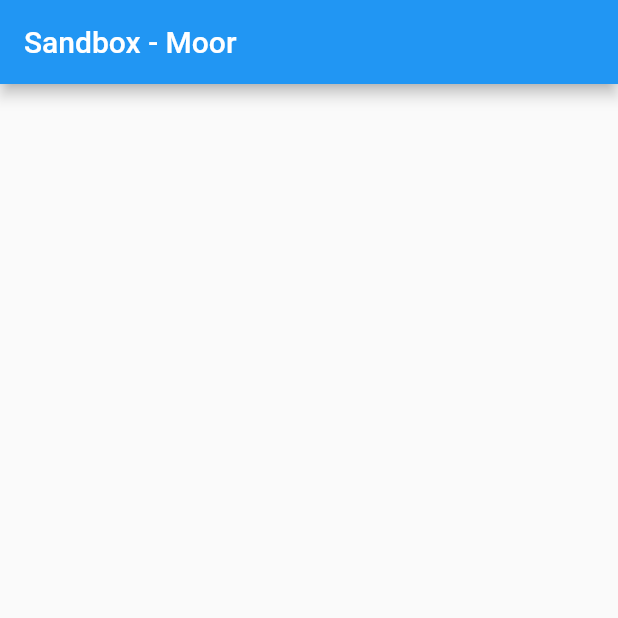
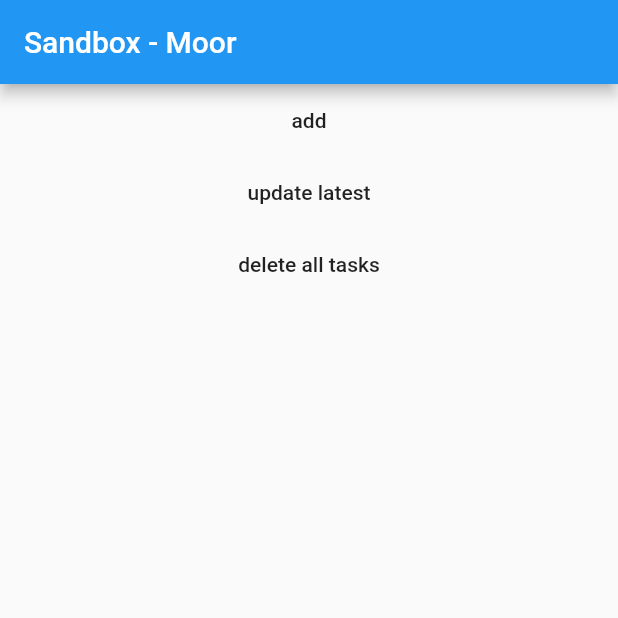
Before and after one commit to isoppp/sandbox-flutter, a Flutter app: the MoorScreen screen opened directly, on a phone screen of 412 x 824 dp, the top half of it. Run offline on Flutter 3.47's test engine with Material 2 defaults, Android fonts, the phone set to English and light mode, and no system bars; our stand-ins replace flutter_slidable, moor, moor_ffi; generated files the repository leaves out were written again.

Commit message:
add basic CRUD functions using Moor

```diff
--- /dev/null
+++ b/lib/moor/moor_database.dart
@@ -0,0 +1,46 @@
+import 'dart:io';
+
+import 'package:moor/moor.dart';
+import 'package:moor_ffi/moor_ffi.dart';
+import 'package:path/path.dart' as p;
+import 'package:path_provider/path_provider.dart';
+
+part 'moor_database.g.dart';
+
+// to specify data class name
+// @DataClassName('SomeName')
+class Tasks extends Table {
+  IntColumn get id => integer().autoIncrement()();
+  TextColumn get name => text().withLength(min: 1, max: 50)();
+  DateTimeColumn get dueDate => dateTime().nullable()();
+  BoolColumn get completed => boolean().withDefault(const Constant(false))();
+
+  // specify primary key
+  // by default, set column which uses autoIncrement as primary key
+  // @override
+  // Set<Column> get primaryKey => {id, name};
+}
+
+LazyDatabase _openConnection() {
+  return LazyDatabase(() async {
+    final dbFolder = await getApplicationDocumentsDirectory();
+    final file = File(p.join(dbFolder.path, 'db.sqlite'));
+    return VmDatabase(file, logStatements: true);
+  });
+}
+
+@UseMoor(tables: [Tasks])
+class AppDatabase extends _$AppDatabase {
+  AppDatabase() : super(_openConnection());
+
+  @override
+  int get schemaVersion => 1;
+
+  // int means return autoincrement key
+  Future<List<Task>> getAllTasks() => select(tasks).get();
+  Stream<List<Task>> watchAllTasks() => select(tasks).watch();
+  Future<int> insertTask(Task task) => into(tasks).insert(task);
+  Future<bool> updateTask(Task task) => update(tasks).replace(task);
+  Future<int> deleteTask(Task task) => delete(tasks).delete(task);
+  Future<void> deleteAllTasks() => delete(tasks).go();
+}
--- /dev/null
+++ b/lib/moor/moor_home.dart
@@ -0,0 +1,80 @@
+import 'package:flutter/material.dart';
+import 'package:flutter_slidable/flutter_slidable.dart';
+import 'package:provider/provider.dart';
+import 'package:sandbox_flutter/moor/moor_database.dart';
+
+class MoorHome extends StatefulWidget {
+  @override
+  _MoorHomeState createState() => _MoorHomeState();
+}
+
+class _MoorHomeState extends State<MoorHome> {
+  @override
+  Widget build(BuildContext context) {
+    final database = Provider.of<AppDatabase>(context);
+
+    return Column(
+      children: <Widget>[
+        FlatButton(
+          child: Text('add'),
+          onPressed: () {
+            database.insertTask(Task(name: "Test Task", dueDate: DateTime.now().add(Duration(days: 5))));
+          },
+        ),
+        FlatButton(
+          child: Text('update latest'),
+          onPressed: () async {
+            var tasks = await database.getAllTasks();
+            database.updateTask(tasks.last.copyWith(name: "edited"));
+          },
+        ),
+        FlatButton(
+          child: Text('delete all tasks'),
+          onPressed: () {
+            database.deleteAllTasks();
+          },
+        ),
+        SizedBox(height: 16),
+        Expanded(child: _buildTaskList(context, database)),
+      ],
+    );
+  }
+
+  StreamBuilder<List<Task>> _buildTaskList(BuildContext context, AppDatabase database) {
+    return StreamBuilder(
+      stream: database.watchAllTasks(),
+      builder: (context, AsyncSnapshot<List<Task>> snapshot) {
+        final tasks = snapshot.data ?? [];
+
+        return ListView.builder(
+          itemCount: tasks.length,
+          itemBuilder: (_, index) {
+            final itemTask = tasks[index];
+            return _buildListItem(itemTask, database);
+          },
+        );
+      },
+    );
+  }
+
+  Widget _buildListItem(Task itemTask, AppDatabase database) {
+    return Slidable(
+      actionPane: SlidableDrawerActionPane(),
+      secondaryActions: <Widget>[
+        IconSlideAction(
+          caption: 'Delete',
+          color: Colors.red,
+          icon: Icons.delete,
+          onTap: () => database.deleteTask(itemTask),
+        )
+      ],
+      child: CheckboxListTile(
+          title: Text(itemTask.name),
+          subtitle: Text(itemTask.dueDate?.toString() ?? 'No date'),
+          value: itemTask.completed,
+          onChanged: (newValue) {
+            database.updateTask(itemTask.copyWith(completed: newValue));
+          }),
+    );
+  }
+}
--- a/lib/moor/moor_screen.dart
+++ b/lib/moor/moor_screen.dart
@@ -1,18 +1,27 @@
 import 'package:flutter/material.dart';
+import 'package:provider/provider.dart';
+import 'package:sandbox_flutter/moor/moor_database.dart';
+import 'package:sandbox_flutter/moor/moor_home.dart';
 
-class MoorScreen extends StatelessWidget {
+class MoorScreen extends StatefulWidget {
+  @override
+  _MoorScreenState createState() => _MoorScreenState();
+}
+
+class _MoorScreenState extends State<MoorScreen> {
   @override
   Widget build(BuildContext context) {
-    return Scaffold(
-      appBar: AppBar(
-        title: Text('Sandbox - Moor'),
+//    moorRuntimeOptions.dontWarnAboutMultipleDatabases = true;
+    return Provider(
+      // eventually this initializing code should be in main func in main.dart
+      create: (_) => AppDatabase(),
+      dispose: (context, AppDatabase database) => database.close(),
+      child: Scaffold(
+        appBar: AppBar(
+          title: Text('Sandbox - Moor'),
+        ),
+        body: MoorHome(),
       ),
-      body: Center(
-        child: Column(
-          mainAxisAlignment: MainAxisAlignment.center,
-          children: <Widget>[],
-        ),
-      ), // This trailing comma makes auto-formatting nicer for build methods.
     );
   }
 }
```
Also changed, not shown: lib/moor/moor_database.g.dart (added).
